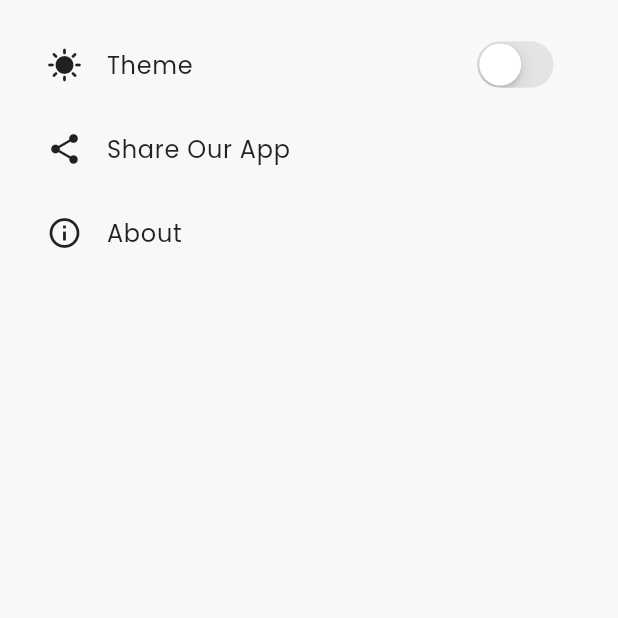
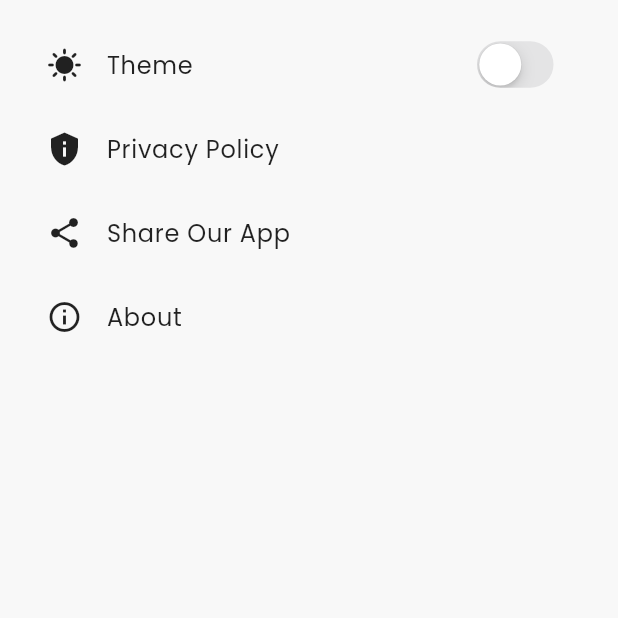
Before and after one commit to mathankumar-dev/QrGenX, a Flutter app: the SettingsPage screen opened directly, after a tap on "Share Our App", on a phone screen of 412 x 824 dp, the top half of it. Run offline on Flutter 3.47's test engine with Material 3 defaults, Android fonts, the phone set to English and light mode, and no system bars; our stand-ins replace google_fonts, image_picker, package_info_plus, permission_handler, qr_flutter, share_plus and 1 more; missing offline and left inert: mobile_scanner, zxing2; accounts and stored records are empty.

Commit message:
feat:add share app and privacy policy

```diff
--- a/lib/features/scan/scan_home_page.dart
+++ b/lib/features/scan/scan_home_page.dart
@@ -1,13 +1,7 @@
 import 'package:flutter/material.dart';
-import 'package:google_fonts/google_fonts.dart';
-import 'package:image_picker/image_picker.dart';
-import 'package:permission_handler/permission_handler.dart';
-import 'package:qrgenx/common/app_colors.dart';
 import 'package:qrgenx/common/widgets/button.dart';
-import 'package:qrgenx/common/utils/qr_decoder.dart';
 import 'package:qrgenx/features/scan/qr_camera_scan_page.dart';
 import 'package:qrgenx/features/scan/repository/Scan_Code.dart';
-import 'package:url_launcher/url_launcher.dart';
 
 class ScanPage extends StatelessWidget {
   const ScanPage({super.key});
--- a/lib/features/setting/settings_page.dart
+++ b/lib/features/setting/settings_page.dart
@@ -1,17 +1,32 @@
 import 'package:flutter/cupertino.dart';
 import 'package:flutter/material.dart';
+import 'package:package_info_plus/package_info_plus.dart';
 import 'package:provider/provider.dart';
 import 'package:qrgenx/common/provider/theme_provider.dart';
 import 'package:share_plus/share_plus.dart';
+import 'package:url_launcher/url_launcher.dart';
 
 class SettingsPage extends StatelessWidget {
   const SettingsPage({super.key});
 
-  void _shareApp() {
-    final Uri appUri = Uri.parse(
-      "https://play.google.com/store/apps/details?id=com.yourapp.id",
+  void _shareApp() async {
+    final info = await PackageInfo.fromPlatform();
+    final packageName = info.packageName;
+
+    final url = "https://play.google.com/store/apps/details?id=$packageName";
+
+    SharePlus.instance.share(
+      ShareParams(text: "Check out QRGenX on Play Store!\n$url"),
     );
-    SharePlus.instance.share(ShareParams(uri: appUri));
+  }
+
+  void _openPrivacyPolicy() async {
+    final url = Uri.parse('https://sites.google.com/view/mkapps-qrgenx');
+    if (await canLaunchUrl(url)) {
+      await launchUrl(url, mode: LaunchMode.platformDefault);
+    } else {
+      print("Something went wrong: Cannot launch URL");
+    }
   }
 
   @override
@@ -38,6 +53,11 @@ class SettingsPage extends StatelessWidget {
               },
             ),
             ListTile(
+              leading: Icon(Icons.privacy_tip),
+              title: Text("Privacy Policy"),
+              onTap: _openPrivacyPolicy,
+            ),
+            ListTile(
               leading: Icon(Icons.share),
               title: Text("Share Our App"),
               onTap: _shareApp,
--- a/lib/main.dart
+++ b/lib/main.dart
@@ -1,6 +1,5 @@
 import 'package:flutter/material.dart';
 import 'package:provider/provider.dart';
-import 'package:qrgenx/common/pages/splash_screen.dart';
 import 'package:qrgenx/common/pages/welcome_page.dart';
 import 'package:qrgenx/common/provider/navigation_provider.dart';
 import 'package:qrgenx/common/provider/theme_provider.dart';
--- a/pubspec.yaml
+++ b/pubspec.yaml
@@ -28,6 +28,7 @@ dependencies:
   shared_preferences:
   qr_flutter: ^4.1.0
   share_plus: ^11.0.0
+  package_info_plus: ^8.3.0
 
 flutter_launcher_icons:
   android: "launcher_icon"
```
Also changed, not shown: pubspec.lock, 1 other file.
